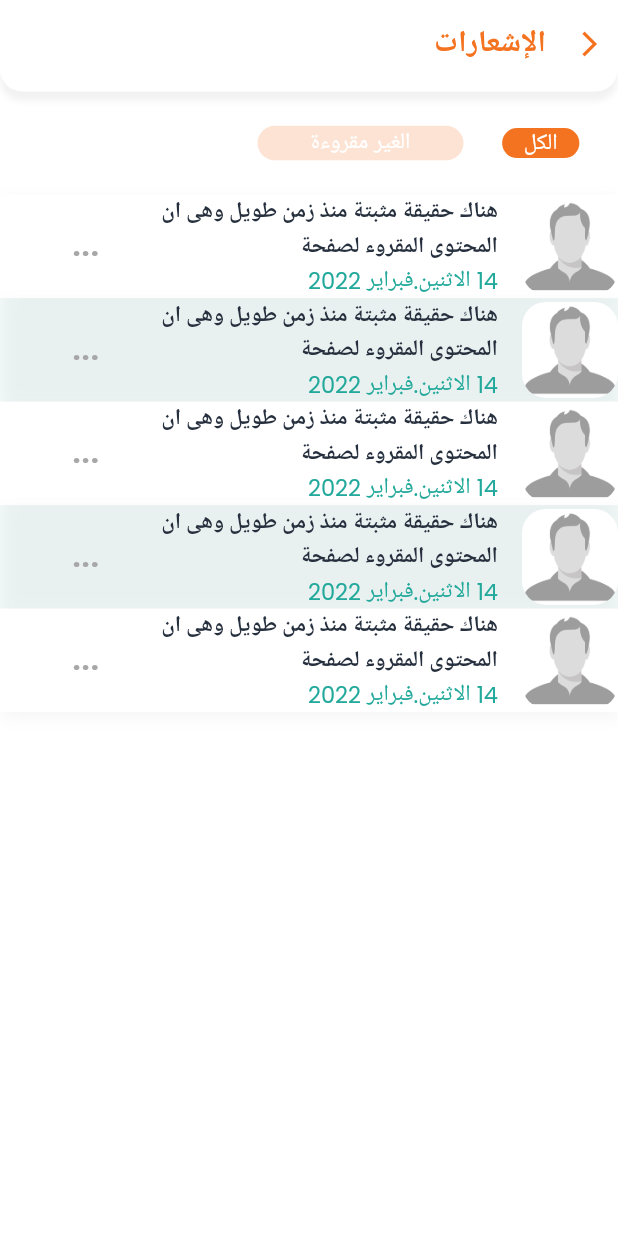
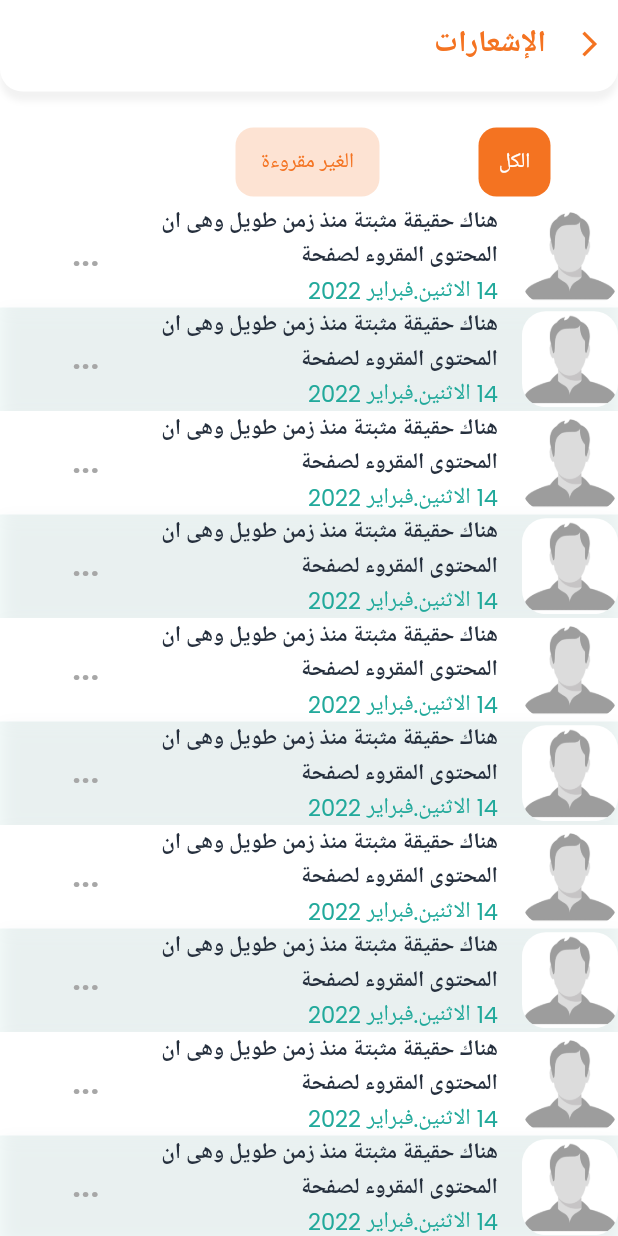
Before and after one commit to FiveDimensionsIT/HayahKarima, a Flutter app: the NotificationView screen opened by its route, on a phone screen of 412 x 824 dp. Run offline on Flutter 3.47's test engine with Material 2 defaults, Android fonts, the phone set to English and light mode, and no system bars; our stand-ins replace carousel_slider, connectivity_plus, dio, dotted_border, firebase_auth, flutter_svg and 10 more; missing offline and left inert: ansicolor, barbecue; accounts and stored records are empty.

Commit message:
edit new_post_view edit comment_view edit notification_view

```diff
--- a/lib/app/common/translation/locales/ar_eg.dart
+++ b/lib/app/common/translation/locales/ar_eg.dart
@@ -185,7 +185,7 @@ const ar_eg = {
   "live":"مباشر",
   "share":"نشر",
   "comments":"التعليقات",
-  "write_comment":"أكتب تعليقا",
+  "write_comment":"أكتب تعليق",
   "notification":"الإشعارات",
   "all":"الكل",
   "not_read":"الغير مقروءة"
--- a/lib/app/pages/notification/notification_view.dart
+++ b/lib/app/pages/notification/notification_view.dart
@@ -3,120 +3,152 @@ import 'package:get/get.dart';
 import 'package:hayah_karema/app/common/translation/app_text.dart';
 import 'package:hayah_karema/app/common/widgets/app_toolbar.dart';
 import 'package:hayah_karema/app/common/widgets/shadow_view.dart';
+import 'package:hayah_karema/utils/ui/empty.dart';
 
 import '../../common/themes/app_colors.dart';
 
-class NotificationView extends StatelessWidget{
-
+class NotificationView extends StatelessWidget {
   NotificationView({Key? key}) : super(key: key);
 
   @override
   Widget build(BuildContext context) {
-    return Scaffold(
+    return DefaultTabController(
+      length: 2,
+      child: Scaffold(
         backgroundColor: AppColors.current.neutral,
-        body:_buildBody(),
-    );
-  }
-   Widget _buildBody() {
-     return SafeArea(
+        appBar: PreferredSize(
+          preferredSize: const Size.fromHeight(136),
+          child: SafeArea(
             child: Column(
-         children: [
-           /// toolbar.
+              children: <Widget>[
                 AppToolbar(
-             title: AppText.notification, backCallBack: () {
-           },
+                  title: AppText.notification,
+                  backCallBack: () {},
                 ),
-           SizedBox(height: Get.height/36,),
-           _buildButtons(),
-           SizedBox(height: Get.height/36,),
-           _contentNotification(),
+                Empty(
+                  height: 24,
+                ),
+                TabBar(
+                  indicatorColor: Colors.transparent,
+                  padding: const EdgeInsets.only(left: 136),
+                  indicatorPadding: EdgeInsets.zero,
+                  labelPadding: EdgeInsets.zero,
+                  tabs: [
+                    _buildContentButton(AppText.all, 48,
+                        AppColors.current.neutral, AppColors.current.accent),
+                    _buildContentButton(
+                        AppText.notRead,
+                        96,
+                        AppColors.current.accent,
+                        AppColors.current.accent.withOpacity(0.2)),
                   ],
+                ),
+              ],
+            ),
+          ),
+        ),
+        body: _contentBody(),
       ),
     );
   }
-   // build tab bar view
-  Widget _buildButtons(){
-    return Row(
-      children: [
-        SizedBox(width: Get.width/16,),
-        _buildContentButton(AppText.all, Get.width/8, AppColors.current.neutral,AppColors.current.accent),
-        SizedBox(width: Get.width/16,),
-        _buildContentButton(AppText.notRead, Get.width/3, AppColors.current.neutral,AppColors.current.accent.withOpacity(0.2)),
-      ],
-    );
-  }
-  Widget _buildContentButton(String text,double width,Color fontColor,Color colorContinaer){
-    return  Container(
+
+  Widget _buildContentButton(
+      String text, double width, Color fontColor, Color colorContinaer) {
+    return Container(
       width: width,
-      //width: Get.width/3,
       decoration: BoxDecoration(
-          color: colorContinaer,
-          borderRadius: BorderRadius.circular(12)
-      ),
-      child: InkWell(
-        onTap: (){},
-        child:
-        Text(text,
+          color: colorContinaer, borderRadius: BorderRadius.circular(12)),
+      child: Tab(
+        child: Text(
+          text,
           textAlign: TextAlign.center,
-          style: TextStyle(color:fontColor),
+          style: TextStyle(color: fontColor),
         ),
       ),
     );
   }
+
+  Widget _contentBody() {
+    return TabBarView(
+        children: [
+      Flex(
+        direction: Axis.vertical,
+        children: [
+          Expanded(
+            flex: 1,
+            child: _contentNotification(),
+          ),
+        ],
+      ),
+      Flex(
+        direction: Axis.vertical,
+        children: [
+          Expanded(
+            flex: 1,
+            child: _contentNotification(),
+          ),
+        ],
+      ),
+    ]);
+  }
+
   Widget _contentNotification(){
-    return Expanded(
-      child: ListView.builder(
-        itemCount: 5,
-          itemBuilder:(context,index){
+    return ListView.builder(
+        itemCount: 10,
+        itemBuilder: (context, index) {
           return ShadowView(
             child: Container(
-              color: index % 2 == 0 ? AppColors.current.neutral
+              color: index % 2 == 0
+                  ? AppColors.current.neutral
                   : AppColors.current.primary.withOpacity(0.05),
               child: Row(
                 children: [
                   Container(
-                    width: 64,height: 64,
+                    width: 64,
+                    height: 64,
                     decoration: BoxDecoration(
                         borderRadius: BorderRadius.circular(16),
                         image: const DecorationImage(
                             fit: BoxFit.fill,
-                        image: AssetImage('assets/images/icon_user.png',
-                        )
-                      )
+                            image: AssetImage(
+                              'assets/images/icon_user.png',
+                            ))),
                   ),
-
+                  const SizedBox(
+                    width: 16,
                   ),
-                  const SizedBox(width: 16,),
                   Column(
                     mainAxisAlignment: MainAxisAlignment.start,
                     crossAxisAlignment: CrossAxisAlignment.start,
                     children: [
                       SizedBox(
-                      width: Get.width/1.65,
-                      child:  Text('هناك حقيقة مثبتة منذ زمن طويل وهى ان المحتوى المقروء لصفحة  ',
+                        width: Get.width / 1.65,
+                        child: Text(
+                          'هناك حقيقة مثبتة منذ زمن طويل وهى ان المحتوى المقروء لصفحة  ',
                           maxLines: 2,
                           softWrap: true,
                           //overflow: TextOverflow.ellipsis,
                           style: TextStyle(
                               color: AppColors.current.text,
-                          fontWeight: FontWeight.bold
+                              fontWeight: FontWeight.bold),
                         ),
                       ),
+                      Text(
+                        '14 الاثنين.فبراير 2022',
+                        style:
+                        TextStyle(color: AppColors.current.primary),
                       ),
-                    Text('14 الاثنين.فبراير 2022',
+                    ],
+                  ),
+                  SizedBox(
+                    width: Get.width / 12,
+                    child: Text(
+                      "...",
                       style: TextStyle(
-                      color: AppColors.current.primary
-                    ),
-                    ),
-                  ],),
-                  SizedBox(
-                    width: Get.width/12,
-                    child: Text("...",
-                      style: TextStyle(fontWeight: FontWeight.bold,
+                          fontWeight: FontWeight.bold,
                           fontSize: 18,
                           color: AppColors.current.dimmed,
-                          letterSpacing: 1
-                      ),
+                          letterSpacing: 1),
                       textAlign: TextAlign.end,
                     ),
                   )
@@ -124,7 +156,6 @@ class NotificationView extends StatelessWidget{
               ),
             ),
           );
-          }),
-    );
+        });
   }
 }
--- a/pubspec.yaml
+++ b/pubspec.yaml
@@ -29,6 +29,7 @@ dependencies:
   pin_code_fields: ^7.3.0
   sleek_circular_slider: ^2.0.1
   image_picker: ^0.8.4+10
+  carousel_slider: ^4.0.0
 
 dev_dependencies:
   flutter_launcher_icons: ^0.9.2
```
Also changed, not shown: lib/app/pages/comment/commnet_view.dart (+4 -4 lines), lib/app/pages/new_post/new_post_view.dart (+49 -28 lines), assets/images/empty.png (added), pubspec.lock. Lines whose indentation alone changed are shown as unchanged.
